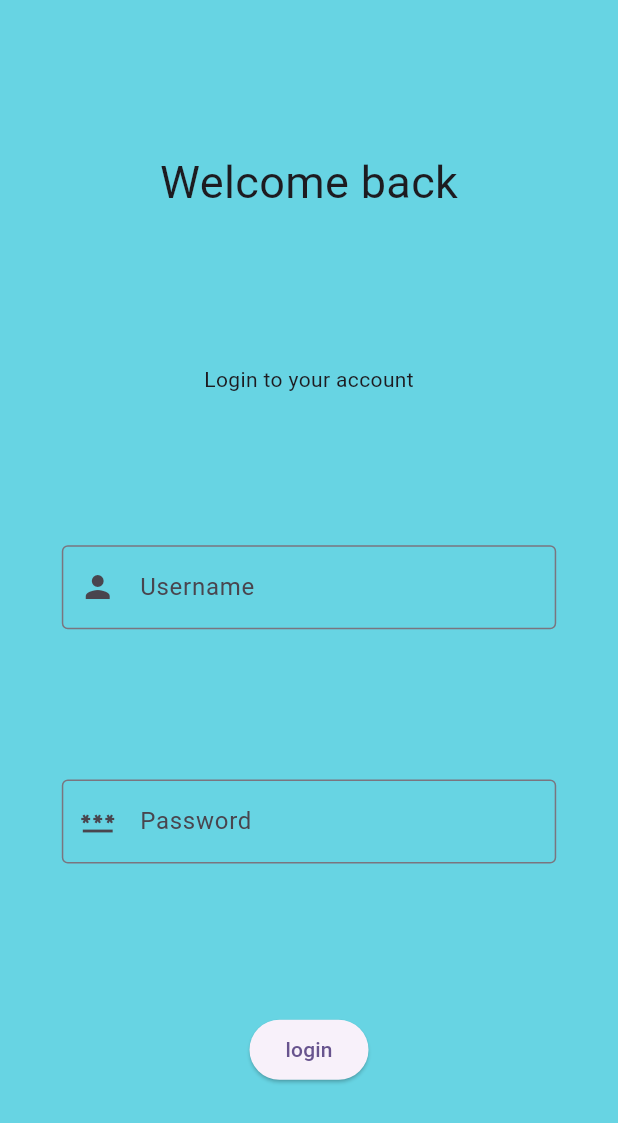
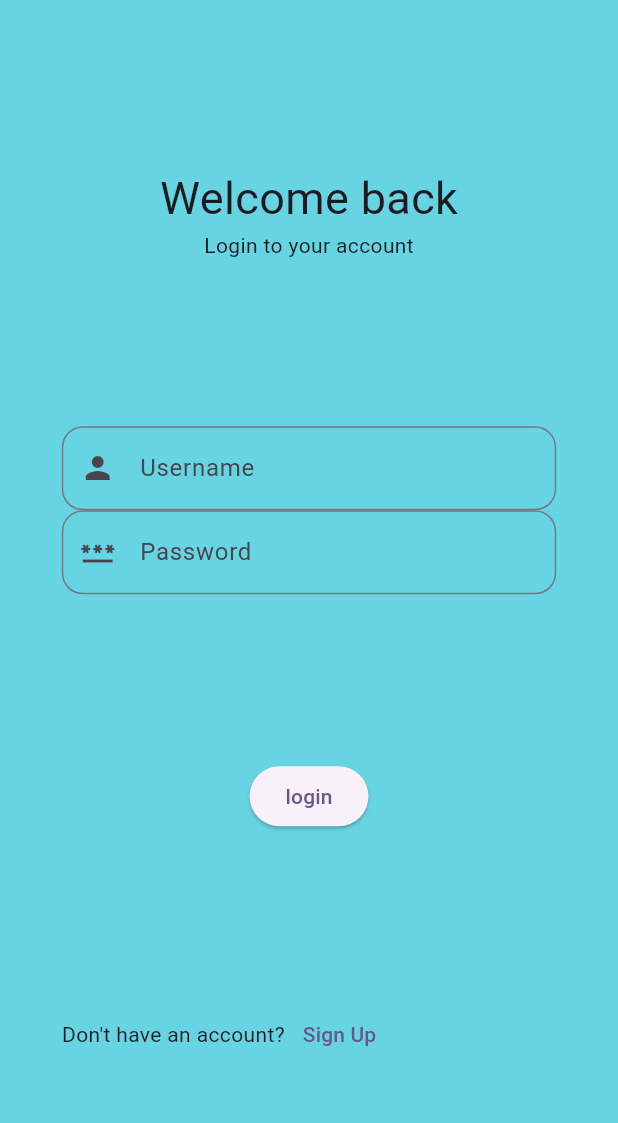
Before and after one commit to acohen89/taste_test, a Flutter app: the screen it shows after launch, on a phone screen of 412 x 824 dp. Shown: the top 1123 px of the screen. Run offline on Flutter 3.47's test engine with Material 3 defaults, Android fonts, the phone set to English and light mode, and no system bars; our stand-ins replace shared_preferences.

Commit message:
home page back button added and signup page created

```diff
--- a/frontend/lib/login.dart
+++ b/frontend/lib/login.dart
@@ -1,7 +1,9 @@
+import 'dart:convert';
 import 'dart:io';
 
 import 'package:flutter/material.dart';
 import 'package:http/http.dart';
+import 'package:shared_preferences/shared_preferences.dart';
 import 'package:taste_test/api_calls.dart';
 import 'package:taste_test/home.dart';
 
@@ -17,7 +19,6 @@ class _LoginPageState extends State<LoginPage> {
   Widget build(BuildContext context) {
     final usernameController = TextEditingController();
     final passwordController = TextEditingController();
-    bool _isLoggedIn = false;
     @override
     void dispose() {
       // Clean up the controller when the widget is disposed.
@@ -26,13 +27,14 @@ class _LoginPageState extends State<LoginPage> {
       super.dispose();
     }
 
-    if (_isLoggedIn) {
-    } else {
     return Scaffold(
         body: Container(
       padding: EdgeInsets.symmetric(
           horizontal: MediaQuery.of(context).size.width * 0.10),
       child: Column(
+          mainAxisAlignment: MainAxisAlignment.spaceEvenly,
+          children: [
+            Column(
               mainAxisAlignment: MainAxisAlignment.spaceEvenly,
               children: [
                 const Center(
@@ -41,21 +43,30 @@ class _LoginPageState extends State<LoginPage> {
                   style: TextStyle(fontSize: 30),
                 )),
                 const Text("Login to your account"),
+              ],
+            ),
+            Column(
+              mainAxisAlignment: MainAxisAlignment.spaceEvenly,
+              children: [
                 TextField(
                   controller: usernameController,
-              decoration: const InputDecoration(
+                  decoration: InputDecoration(
                     prefixIcon: Icon(Icons.person),
-                border: OutlineInputBorder(),
+                    border: OutlineInputBorder(
+                        borderRadius: BorderRadius.circular(14.0)),
                     hintText: 'Username',
                   ),
                 ),
                 TextField(
                   controller: passwordController,
-              decoration: const InputDecoration(
+                  decoration: InputDecoration(
                     prefixIcon: Icon(Icons.password),
-                border: OutlineInputBorder(),
+                    border: OutlineInputBorder(
+                        borderRadius: BorderRadius.circular(14.0)),
                     hintText: 'Password',
                   ),
+                ),
+              ],
             ),
             ElevatedButton(
                 onPressed: () async {
@@ -68,13 +79,22 @@ class _LoginPageState extends State<LoginPage> {
                       usernameController.text, passwordController.text));
                   Navigator.of(context).pop();
                   if (res.statusCode >= 200 && res.statusCode < 300) {
+                    SharedPreferences prefs =
+                        await SharedPreferences.getInstance();
+                    prefs.setString('token', json.decode(res.body)["token"]);
                     Navigator.of(context).pushNamed("home");
                   } else {}
                 },
-                child: const Text("login"))
+                child: const Text("login")),
+            Row(
+              children: [
+                const Text("Don't have an account?"),
+                TextButton(onPressed: () {
+                  Navigator.of(context).pushNamed("signUp");
+                }, child: const Text("Sign Up"))
               ],
             ),
-      ));
+          ],
+      )));
   }
 }
-}
--- a/frontend/lib/main.dart
+++ b/frontend/lib/main.dart
@@ -1,13 +1,23 @@
 import 'package:flutter/material.dart';
 import 'package:taste_test/home.dart';
 import 'package:taste_test/login.dart';
+import 'package:taste_test/signUp.dart';
+import 'package:shared_preferences/shared_preferences.dart';
 
-void main() {
-  runApp(const MyApp());
+Future<void> main() async {
+  WidgetsFlutterBinding.ensureInitialized();
+  SharedPreferences prefs = await SharedPreferences.getInstance();
+  bool loggedIn = prefs.getString('token') == null ? false : true;
+  runApp(MyApp(loggedIn: loggedIn));
 }
 
 class MyApp extends StatelessWidget {
-  const MyApp({super.key});
+  final bool loggedIn;
+
+  const MyApp({
+    super.key,
+    required this.loggedIn
+  });
 
   // This widget is the root of your application.
   @override
@@ -15,30 +25,16 @@ class MyApp extends StatelessWidget {
     return MaterialApp(
         title: 'Flutter Demo',
         theme: ThemeData(
-          // This is the theme of your application.
-          //
-          // TRY THIS: Try running your application with "flutter run". You'll see
-          // the application has a blue toolbar. Then, without quitting the app,
-          // try changing the seedColor in the colorScheme below to Colors.green
-          // and then invoke "hot reload" (save your changes or press the "hot
-          // reload" button in a Flutter-supported IDE, or press "r" if you used
-          // the command line to start the app).
-          //
-          // Notice that the counter didn't reset back to zero; the application
-          // state is not lost during the reload. To reset the state, use hot
-          // restart instead.
-          //
-          // This works for code too, not just values: Most code changes can be
-          // tested with just a hot reload.
           colorScheme: ColorScheme.fromSeed(seedColor: Colors.deepPurple),
-          scaffoldBackgroundColor: Color.fromARGB(255, 103, 212, 227),
+          scaffoldBackgroundColor: const Color.fromARGB(255, 103, 212, 227),
           useMaterial3: true,
         ),
         routes: {
-      // When navigating to the "/" route, build the FirstScreen widget.
-      // When navigating to the "/second" route, build the SecondScreen widget.
-        'home': (context) => const Home(),
+          'home': (context) => const Home(),
+          'login': (context) => const LoginPage(),
+          'signUp': (context) => const SignUp(),
         },
-        home: const LoginPage());
+        home: loggedIn ? const Home() : const LoginPage()
+        );
   }
 }
--- a/frontend/pubspec.yaml
+++ b/frontend/pubspec.yaml
@@ -37,6 +37,7 @@ dependencies:
   cupertino_icons: ^1.0.2
   hive_flutter: ^1.1.0
   http: ^1.1.0
+  shared_preferences: ^2.2.2
 
 dev_dependencies:
   flutter_test:
```
Also changed, not shown: frontend/lib/home.dart (+26 -1 lines), frontend/lib/signUp.dart (added, +12 -0 lines), frontend/pubspec.lock, 2 other files. Lines whose indentation alone changed are shown as unchanged.
